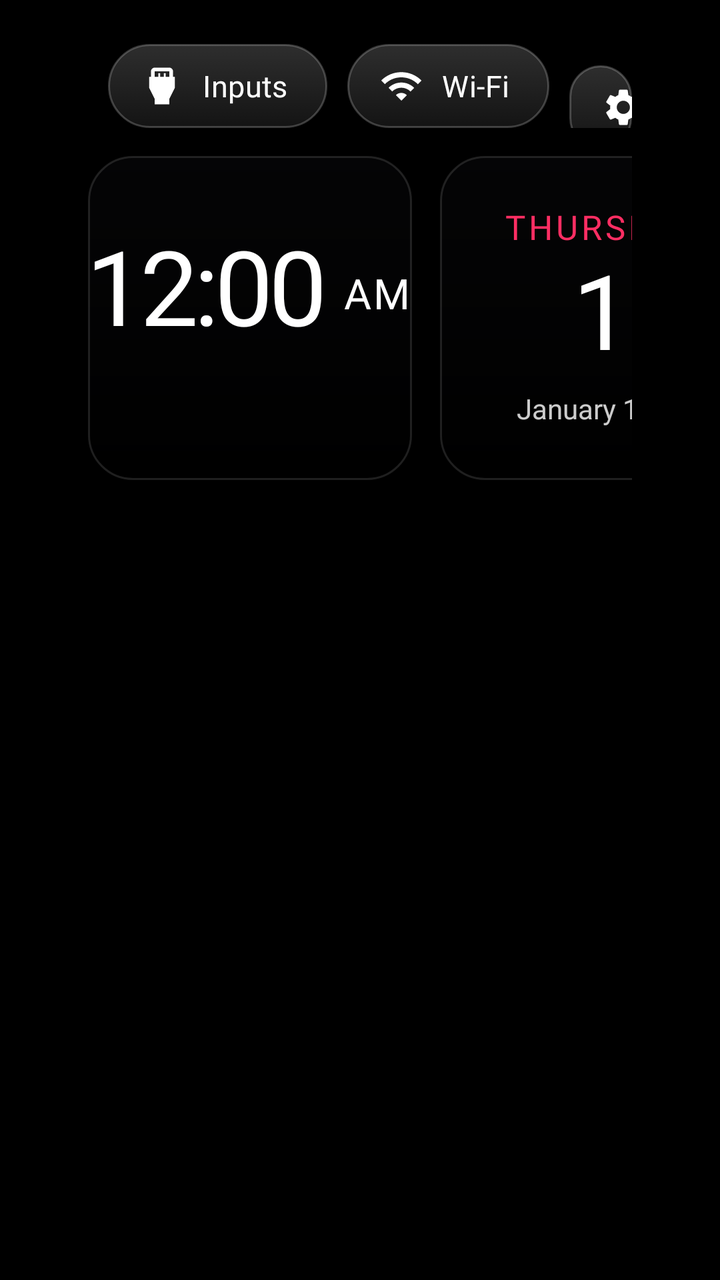
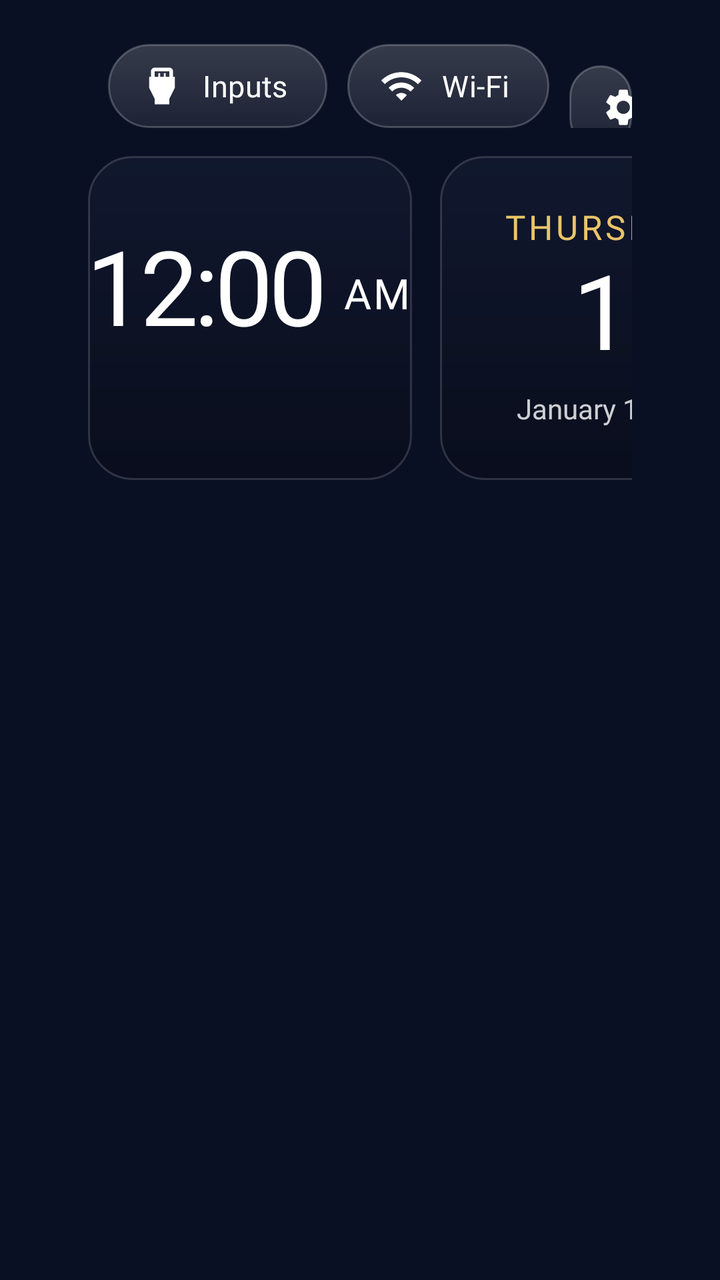

An Android layout rendered at two revisions. The XML below is the earlier revision; the diff shows what the commit changed to produce the second picture.
<!-- AndroidManifest.xml: application theme Theme.TvHome -->
<!-- res/layout/activity_main.xml -->
<?xml version="1.0" encoding="utf-8"?>
<FrameLayout xmlns:android="http://schemas.android.com/apk/res/android"
    android:id="@+id/root"
    android:layout_width="match_parent"
    android:layout_height="match_parent"
    android:background="#FF000000">

    
    <View
        android:id="@+id/drift"
        android:layout_width="match_parent"
        android:layout_height="match_parent"
        android:importantForAccessibility="no" />

    
    <View
        android:id="@+id/ambient"
        android:layout_width="match_parent"
        android:layout_height="match_parent"
        android:alpha="0" />

    
    <com.gathin.tvhome.GlassView
        android:id="@+id/glass"
        android:layout_width="10dp"
        android:layout_height="10dp"
        android:alpha="0"
        android:importantForAccessibility="no" />

    <LinearLayout
        android:layout_width="match_parent"
        android:layout_height="match_parent"
        android:orientation="vertical"
        android:paddingStart="44dp"
        android:paddingEnd="44dp"
        android:paddingTop="22dp">

        
        <RelativeLayout
            android:layout_width="match_parent"
            android:layout_height="wrap_content">

            <TextView
                android:id="@+id/greeting"
                android:layout_width="wrap_content"
                android:layout_height="wrap_content"
                android:layout_alignParentStart="true"
                android:layout_centerVertical="true"
                android:layout_marginStart="4dp"
                android:textColor="#FFFFFFFF"
                android:textSize="26sp"
                android:fontFamily="@font/outfit"
                android:fontVariationSettings="'wght' 600"
                android:singleLine="true" />

            

    <LinearLayout
                android:id="@+id/topButtons"
                android:layout_width="wrap_content"
                android:layout_height="wrap_content"
                android:layout_alignParentEnd="true"
                android:orientation="horizontal">

                <TextView
                    android:id="@+id/btnInputs"
                    style="@style/TopButton"
                    android:text="@string/inputs"
                    android:drawableStart="@drawable/ic_input"
                    android:nextFocusDown="@+id/grid" />

                <TextView
                    android:id="@+id/btnWifi"
                    style="@style/TopButton"
                    android:text="@string/wifi"
                    android:drawableStart="@drawable/ic_wifi"
                    android:nextFocusDown="@+id/grid" />

                <TextView
                    android:id="@+id/btnSettings"
                    style="@style/TopButton"
                    android:text="@string/settings"
                    android:drawableStart="@drawable/ic_settings"
                    android:nextFocusDown="@+id/grid" />
            </LinearLayout>
        </RelativeLayout>

        
        <RelativeLayout
            android:layout_width="match_parent"
            android:layout_height="wrap_content"
            android:layout_marginTop="14dp">

            <LinearLayout
                android:id="@+id/leftTiles"
                android:layout_width="wrap_content"
                android:layout_height="wrap_content"
                android:layout_alignParentStart="true"
                android:orientation="horizontal"
                android:baselineAligned="false">

                <LinearLayout
                    android:id="@+id/clockTile"
                    android:layout_width="162dp"
                    android:layout_height="wrap_content"
                    android:minHeight="162dp"
                    android:background="@drawable/bento_tile"
                    android:orientation="vertical"
                    android:gravity="center"
                    android:paddingTop="16dp"
                    android:paddingBottom="18dp">

                    <LinearLayout
                        android:layout_width="wrap_content"
                        android:layout_height="wrap_content"
                        android:orientation="horizontal"
                        android:baselineAligned="true">

                        <TextClock
                            android:id="@+id/clock"
                            android:layout_width="wrap_content"
                            android:layout_height="wrap_content"
                            android:format12Hour="h:mm"
                            android:format24Hour="HH:mm"
                            android:textColor="#FFFFFFFF"
                            android:textSize="52sp"
                            android:fontFamily="@font/outfit"
                            android:fontVariationSettings="'wght' 300"
                            android:letterSpacing="-0.045"
                            android:includeFontPadding="false" />

                        <TextClock
                            android:id="@+id/ampm"
                            android:layout_width="wrap_content"
                            android:layout_height="wrap_content"
                            android:layout_marginStart="9dp"
                            android:layout_gravity="bottom"
                            android:layout_marginBottom="8dp"
                            android:format12Hour="a"
                            android:format24Hour=""
                            android:textColor="#FFFFFFFF"
                            android:textSize="21sp"
                            android:fontFamily="@font/outfit"
                            android:fontVariationSettings="'wght' 600"
                            android:letterSpacing="0.04"
                            android:includeFontPadding="false" />
                    </LinearLayout>

                    <TextView
                        android:id="@+id/tithi"
                        android:layout_width="wrap_content"
                        android:layout_height="wrap_content"
                        android:layout_marginTop="8dp"
                        android:textColor="#A6FFFFFF"
                        android:textSize="13sp"
                        android:singleLine="true" />
                </LinearLayout>

                <LinearLayout
                    android:id="@+id/dateTile"
                    android:layout_width="162dp"
                    android:layout_height="wrap_content"
                    android:minHeight="162dp"
                    android:layout_marginStart="14dp"
                    android:background="@drawable/bento_tile"
                    android:orientation="vertical"
                    android:gravity="center"
                    android:paddingTop="16dp"
                    android:paddingBottom="18dp">

                    <TextClock
                        android:id="@+id/dayName"
                        android:layout_width="wrap_content"
                        android:layout_height="wrap_content"
                        android:format12Hour="EEEE"
                        android:format24Hour="EEEE"
                        android:textColor="#FFFF2E63"
                        android:textSize="17sp"
                        android:fontFamily="@font/outfit"
                        android:fontVariationSettings="'wght' 700"
                        android:letterSpacing="0.1"
                        android:textAllCaps="true"
                        android:singleLine="true" />

                    <TextClock
                        android:id="@+id/dayNumber"
                        android:layout_width="wrap_content"
                        android:layout_height="wrap_content"
                        android:layout_marginTop="2dp"
                        android:format12Hour="d"
                        android:format24Hour="d"
                        android:textColor="#FFFFFFFF"
                        android:textSize="52sp"
                        android:fontFamily="@font/outfit"
                        android:fontVariationSettings="'wght' 300"
                        android:letterSpacing="-0.04"
                        android:includeFontPadding="false"
                        android:singleLine="true" />

                    <TextClock
                        android:id="@+id/monthYear"
                        android:layout_width="wrap_content"
                        android:layout_height="wrap_content"
                        android:layout_marginTop="7dp"
                        android:format12Hour="MMMM yyyy"
                        android:format24Hour="MMMM yyyy"
                        android:textColor="#CCFFFFFF"
                        android:textSize="14sp"
                        android:fontFamily="@font/outfit"
                        android:fontVariationSettings="'wght' 400"
                        android:singleLine="true" />
                </LinearLayout>
            </LinearLayout>

            
            <LinearLayout
                android:id="@+id/weatherTile"
                android:layout_width="wrap_content"
                android:layout_height="wrap_content"
                android:layout_alignParentEnd="true"
                android:background="@drawable/bento_tile"
                android:orientation="vertical"
                android:paddingStart="20dp"
                android:paddingEnd="20dp"
                android:paddingTop="15dp"
                android:paddingBottom="17dp"
                android:visibility="invisible">

                <LinearLayout
                    android:layout_width="wrap_content"
                    android:layout_height="wrap_content"
                    android:orientation="horizontal"
                    android:baselineAligned="false">

                    <LinearLayout
                        android:layout_width="wrap_content"
                        android:layout_height="wrap_content"
                        android:orientation="vertical">

                        <TextView
                            android:id="@+id/weatherPlace"
                            android:layout_width="wrap_content"
                            android:layout_height="wrap_content"
                            android:textColor="#8CFFFFFF"
                            android:textSize="12sp"
                            android:fontFamily="@font/outfit"
                            android:fontVariationSettings="'wght' 600"
                            android:letterSpacing="0.12"
                            android:singleLine="true" />

                        <TextView
                            android:id="@+id/weatherTemp"
                            android:layout_width="wrap_content"
                            android:layout_height="wrap_content"
                            android:layout_marginTop="3dp"
                            android:textColor="#FFFFFFFF"
                            android:textSize="44sp"
                            android:fontFamily="@font/outfit"
                            android:fontVariationSettings="'wght' 300"
                            android:letterSpacing="-0.045"
                            android:includeFontPadding="false"
                            android:singleLine="true" />

                        <TextView
                            android:id="@+id/weatherSub"
                            android:layout_width="wrap_content"
                            android:layout_height="wrap_content"
                            android:layout_marginTop="4dp"
                            android:textColor="#CCFFFFFF"
                            android:textSize="13sp"
                            android:fontFamily="@font/outfit"
                            android:fontVariationSettings="'wght' 400"
                            android:singleLine="true" />
                    </LinearLayout>

                    
                    <LinearLayout
                        android:id="@+id/airBlock"
                        android:layout_width="wrap_content"
                        android:layout_height="wrap_content"
                        android:layout_marginStart="30dp"
                        android:orientation="vertical"
                        android:visibility="invisible">

                        <TextView
                            android:layout_width="wrap_content"
                            android:layout_height="wrap_content"
                            android:text="@string/aqi_label"
                            android:textColor="#8CFFFFFF"
                            android:textSize="12sp"
                            android:fontFamily="@font/outfit"
                            android:fontVariationSettings="'wght' 600"
                            android:letterSpacing="0.12" />

                        <TextView
                            android:id="@+id/airNumber"
                            android:layout_width="wrap_content"
                            android:layout_height="wrap_content"
                            android:layout_marginTop="3dp"
                            android:textColor="#FFFF2E63"
                            android:textSize="44sp"
                            android:fontFamily="@font/outfit"
                            android:fontVariationSettings="'wght' 300"
                            android:letterSpacing="-0.04"
                            android:includeFontPadding="false"
                            android:singleLine="true" />

                        <TextView
                            android:id="@+id/airWord"
                            android:layout_width="wrap_content"
                            android:layout_height="wrap_content"
                            android:layout_marginTop="4dp"
                            android:textColor="#CCFFFFFF"
                            android:textSize="13sp"
                            android:fontFamily="@font/outfit"
                            android:fontVariationSettings="'wght' 500"
                            android:singleLine="true" />
                    </LinearLayout>
                </LinearLayout>

                <LinearLayout
                    android:id="@+id/hourly"
                    android:layout_width="match_parent"
                    android:layout_height="wrap_content"
                    android:layout_marginTop="13dp"
                    android:paddingTop="12dp"
                    android:orientation="horizontal"
                    android:baselineAligned="false" />
            </LinearLayout>
        </RelativeLayout>

        
        <TextView
            android:id="@+id/quote"
            android:layout_width="wrap_content"
            android:layout_height="wrap_content"
            android:layout_marginTop="16dp"
            android:layout_marginStart="2dp"
            android:paddingStart="14dp"
            android:paddingEnd="18dp"
            android:paddingTop="7dp"
            android:paddingBottom="9dp"
            android:background="@drawable/quote_bg"
            android:textColor="#FFFF2E63"
            android:textSize="18sp"
            android:singleLine="true"
            android:nextFocusDown="@+id/grid"
            android:nextFocusUp="@+id/btnInputs"
            android:visibility="gone" />

        
        <FrameLayout
            android:layout_width="match_parent"
            android:layout_height="0dp"
            android:layout_weight="1"
            android:layout_marginTop="6dp">

            <androidx.recyclerview.widget.RecyclerView
                android:id="@+id/grid"
                android:layout_width="match_parent"
                android:layout_height="match_parent"
                android:paddingTop="10dp"
                android:paddingBottom="40dp"
                android:clipToPadding="false"
                android:clipChildren="false"
                android:overScrollMode="never"
                android:scrollbars="none"
                android:descendantFocusability="afterDescendants" />
        </FrameLayout>
    </LinearLayout>

</FrameLayout>
<!-- resources referenced by this layout -->
<resources>
  <!-- drawable bento_tile (drawable) -->
  <?xml version="1.0" encoding="utf-8"?>
  <shape xmlns:android="http://schemas.android.com/apk/res/android" android:shape="rectangle">
      <gradient
          android:angle="270"
          android:startColor="#2E1A1A20"
          android:endColor="#99000000" />
      <stroke android:width="1dp" android:color="#1FFFFFFF" />
      <corners android:radius="22dp" />
  </shape>
  <!-- drawable ic_input (drawable) -->
  <?xml version="1.0" encoding="utf-8"?>
  <vector xmlns:android="http://schemas.android.com/apk/res/android"
      android:width="22dp" android:height="22dp"
      android:viewportWidth="24" android:viewportHeight="24">
      <path android:fillColor="#FFFFFFFF"
          android:pathData="M18,7V4c0,-1.1 -0.9,-2 -2,-2H8C6.9,2 6,2.9 6,4v3H5v6l3,6v3h8v-3l3,-6V7H18zM8,4h8v3h-2V5h-1v2h-2V5h-1v2H8V4z" />
  </vector>
  <!-- drawable ic_wifi (drawable) -->
  <?xml version="1.0" encoding="utf-8"?>
  <vector xmlns:android="http://schemas.android.com/apk/res/android"
      android:width="22dp" android:height="22dp"
      android:viewportWidth="24" android:viewportHeight="24">
      <path android:fillColor="#FFFFFFFF"
          android:pathData="M1,9l2,2c4.97,-4.97 13.03,-4.97 18,0l2,-2C16.93,2.93 7.08,2.93 1,9zM9,17l3,3 3,-3c-1.65,-1.66 -4.34,-1.66 -6,0zM5,13l2,2c2.76,-2.76 7.24,-2.76 10,0l2,-2C15.14,9.14 8.87,9.14 5,13z" />
  </vector>
  <!-- drawable quote_bg (drawable) -->
  <?xml version="1.0" encoding="utf-8"?>
  <selector xmlns:android="http://schemas.android.com/apk/res/android">
      <item android:state_focused="true">
          <shape android:shape="rectangle">
              <gradient
                  android:angle="270"
                  android:startColor="#2EFFFFFF"
                  android:endColor="#14FFFFFF" />
              <stroke android:width="1dp" android:color="#59E9C46A" />
              <corners android:radius="14dp" />
          </shape>
      </item>
      <item>
          <shape android:shape="rectangle">
              <solid android:color="#00000000" />
              <corners android:radius="14dp" />
          </shape>
      </item>
  </selector>
  <string name="aqi_label">AIR QUALITY</string>
  <string name="inputs">Inputs</string>
  <string name="settings">Settings</string>
  <string name="wifi">Wi-Fi</string>
  <style name="Theme.TvHome" parent="android:Theme.Material.NoActionBar.Fullscreen">
          <item name="android:windowBackground">@android:color/black</item>
          <item name="android:colorBackground">@android:color/black</item>
          <item name="android:windowAnimationStyle">@null</item>
      </style>
  <!-- drawable pill_bg (drawable) -->
  <?xml version="1.0" encoding="utf-8"?>
  <selector xmlns:android="http://schemas.android.com/apk/res/android">
      <item android:state_focused="true">
          <shape android:shape="rectangle">
              <solid android:color="#3DFFFFFF" />
              <stroke android:width="2dp" android:color="#99FFFFFF" />
              <corners android:radius="21dp" />
          </shape>
      </item>
      <item>
          <shape android:shape="rectangle">
              <gradient android:angle="270" android:startColor="#2EFFFFFF" android:endColor="#14FFFFFF" />
              <stroke android:width="1dp" android:color="#38FFFFFF" />
              <corners android:radius="21dp" />
          </shape>
      </item>
  </selector>
  <!-- unchanged entries left out for length: 2 -->
</resources>

<!-- the commit's change to res/layout/activity_main.xml (unified diff, before → after) -->
@@ -3,7 +3,7 @@
     android:id="@+id/root"
     android:layout_width="match_parent"
     android:layout_height="match_parent"
-    android:background="#FF000000">
+    android:background="#FF0A1024">
 
     
     <View
@@ -47,7 +47,7 @@
                 android:layout_alignParentStart="true"
                 android:layout_centerVertical="true"
                 android:layout_marginStart="4dp"
-                android:textColor="#FFFFFFFF"
+                android:textColor="@color/greeting"
                 android:textSize="26sp"
                 android:fontFamily="@font/outfit"
                 android:fontVariationSettings="'wght' 600"
@@ -122,7 +122,7 @@
                             android:layout_height="wrap_content"
                             android:format12Hour="h:mm"
                             android:format24Hour="HH:mm"
-                            android:textColor="#FFFFFFFF"
+                            android:textColor="@color/text_bright"
                             android:textSize="52sp"
                             android:fontFamily="@font/outfit"
                             android:fontVariationSettings="'wght' 300"
@@ -138,7 +138,7 @@
                             android:layout_marginBottom="8dp"
                             android:format12Hour="a"
                             android:format24Hour=""
-                            android:textColor="#FFFFFFFF"
+                            android:textColor="@color/text_bright"
                             android:textSize="21sp"
                             android:fontFamily="@font/outfit"
                             android:fontVariationSettings="'wght' 600"
@@ -151,7 +151,7 @@
                         android:layout_width="wrap_content"
                         android:layout_height="wrap_content"
                         android:layout_marginTop="8dp"
-                        android:textColor="#A6FFFFFF"
+                        android:textColor="@color/text_soft"
                         android:textSize="13sp"
                         android:singleLine="true" />
                 </LinearLayout>
@@ -174,7 +174,7 @@
                         android:layout_height="wrap_content"
                         android:format12Hour="EEEE"
                         android:format24Hour="EEEE"
-                        android:textColor="#FFFF2E63"
+                        android:textColor="@color/accent"
                         android:textSize="17sp"
                         android:fontFamily="@font/outfit"
                         android:fontVariationSettings="'wght' 700"
@@ -189,7 +189,7 @@
                         android:layout_marginTop="2dp"
                         android:format12Hour="d"
                         android:format24Hour="d"
-                        android:textColor="#FFFFFFFF"
+                        android:textColor="@color/text_bright"
                         android:textSize="52sp"
                         android:fontFamily="@font/outfit"
                         android:fontVariationSettings="'wght' 300"
@@ -204,7 +204,7 @@
                         android:layout_marginTop="7dp"
                         android:format12Hour="MMMM yyyy"
                         android:format24Hour="MMMM yyyy"
-                        android:textColor="#CCFFFFFF"
+                        android:textColor="@color/text_soft"
                         android:textSize="14sp"
                         android:fontFamily="@font/outfit"
                         android:fontVariationSettings="'wght' 400"
@@ -215,7 +215,7 @@
             
             <LinearLayout
                 android:id="@+id/weatherTile"
-                android:layout_width="wrap_content"
+                android:layout_width="258dp"
                 android:layout_height="wrap_content"
                 android:layout_alignParentEnd="true"
                 android:background="@drawable/bento_tile"
@@ -241,7 +241,7 @@
                             android:id="@+id/weatherPlace"
                             android:layout_width="wrap_content"
                             android:layout_height="wrap_content"
-                            android:textColor="#8CFFFFFF"
+                            android:textColor="@color/text_faint"
                             android:textSize="12sp"
                             android:fontFamily="@font/outfit"
                             android:fontVariationSettings="'wght' 600"
@@ -253,8 +253,8 @@
                             android:layout_width="wrap_content"
                             android:layout_height="wrap_content"
                             android:layout_marginTop="3dp"
-                            android:textColor="#FFFFFFFF"
-                            android:textSize="44sp"
+                            android:textColor="@color/text_bright"
+                            android:textSize="36sp"
                             android:fontFamily="@font/outfit"
                             android:fontVariationSettings="'wght' 300"
                             android:letterSpacing="-0.045"
@@ -266,7 +266,7 @@
                             android:layout_width="wrap_content"
                             android:layout_height="wrap_content"
                             android:layout_marginTop="4dp"
-                            android:textColor="#CCFFFFFF"
+                            android:textColor="@color/text_soft"
                             android:textSize="13sp"
                             android:fontFamily="@font/outfit"
                             android:fontVariationSettings="'wght' 400"
@@ -278,7 +278,7 @@
                         android:id="@+id/airBlock"
                         android:layout_width="wrap_content"
                         android:layout_height="wrap_content"
-                        android:layout_marginStart="30dp"
+                        android:layout_marginStart="26dp"
                         android:orientation="vertical"
                         android:visibility="invisible">
 
@@ -286,7 +286,7 @@
                             android:layout_width="wrap_content"
                             android:layout_height="wrap_content"
                             android:text="@string/aqi_label"
-                            android:textColor="#8CFFFFFF"
+                            android:textColor="@color/text_faint"
                             android:textSize="12sp"
                             android:fontFamily="@font/outfit"
                             android:fontVariationSettings="'wght' 600"
@@ -297,8 +297,8 @@
                             android:layout_width="wrap_content"
                             android:layout_height="wrap_content"
                             android:layout_marginTop="3dp"
-                            android:textColor="#FFFF2E63"
-                            android:textSize="44sp"
+                            android:textColor="@color/accent"
+                            android:textSize="36sp"
                             android:fontFamily="@font/outfit"
                             android:fontVariationSettings="'wght' 300"
                             android:letterSpacing="-0.04"
@@ -310,7 +310,7 @@
                             android:layout_width="wrap_content"
                             android:layout_height="wrap_content"
                             android:layout_marginTop="4dp"
-                            android:textColor="#CCFFFFFF"
+                            android:textColor="@color/text_soft"
                             android:textSize="13sp"
                             android:fontFamily="@font/outfit"
                             android:fontVariationSettings="'wght' 500"
@@ -341,7 +341,7 @@
             android:paddingTop="7dp"
             android:paddingBottom="9dp"
             android:background="@drawable/quote_bg"
-            android:textColor="#FFFF2E63"
+            android:textColor="@color/accent"
             android:textSize="18sp"
             android:singleLine="true"
             android:nextFocusDown="@+id/grid"
<!-- resource entries referenced after the edit -->
@@ -1,13 +1,18 @@
 <!-- resources referenced by this layout -->
 <resources>
+  <color name="accent">#FFE9C46A</color>
+  <color name="greeting">#FFFFFFFF</color>
+  <color name="text_bright">#FFFFFFFF</color>
+  <color name="text_faint">#8CFFFFFF</color>
+  <color name="text_soft">#CCFFFFFF</color>
   <!-- drawable bento_tile (drawable) -->
   <?xml version="1.0" encoding="utf-8"?>
   <shape xmlns:android="http://schemas.android.com/apk/res/android" android:shape="rectangle">
       <gradient
           android:angle="270"
-          android:startColor="#2E1A1A20"
-          android:endColor="#99000000" />
-      <stroke android:width="1dp" android:color="#1FFFFFFF" />
+          android:startColor="@color/tile_glass_top"
+          android:endColor="@color/tile_glass_bottom" />
+      <stroke android:width="1dp" android:color="@color/tile_edge" />
       <corners android:radius="22dp" />
   </shape>
   <!-- drawable ic_input (drawable) -->
@@ -55,6 +60,9 @@
           <item name="android:colorBackground">@android:color/black</item>
           <item name="android:windowAnimationStyle">@null</item>
       </style>
+  <color name="tile_glass_top">#3827314F</color>
+  <color name="tile_glass_bottom">#A6080B18</color>
+  <color name="tile_edge">#26FFFFFF</color>
   <!-- drawable pill_bg (drawable) -->
   <?xml version="1.0" encoding="utf-8"?>
   <selector xmlns:android="http://schemas.android.com/apk/res/android">
